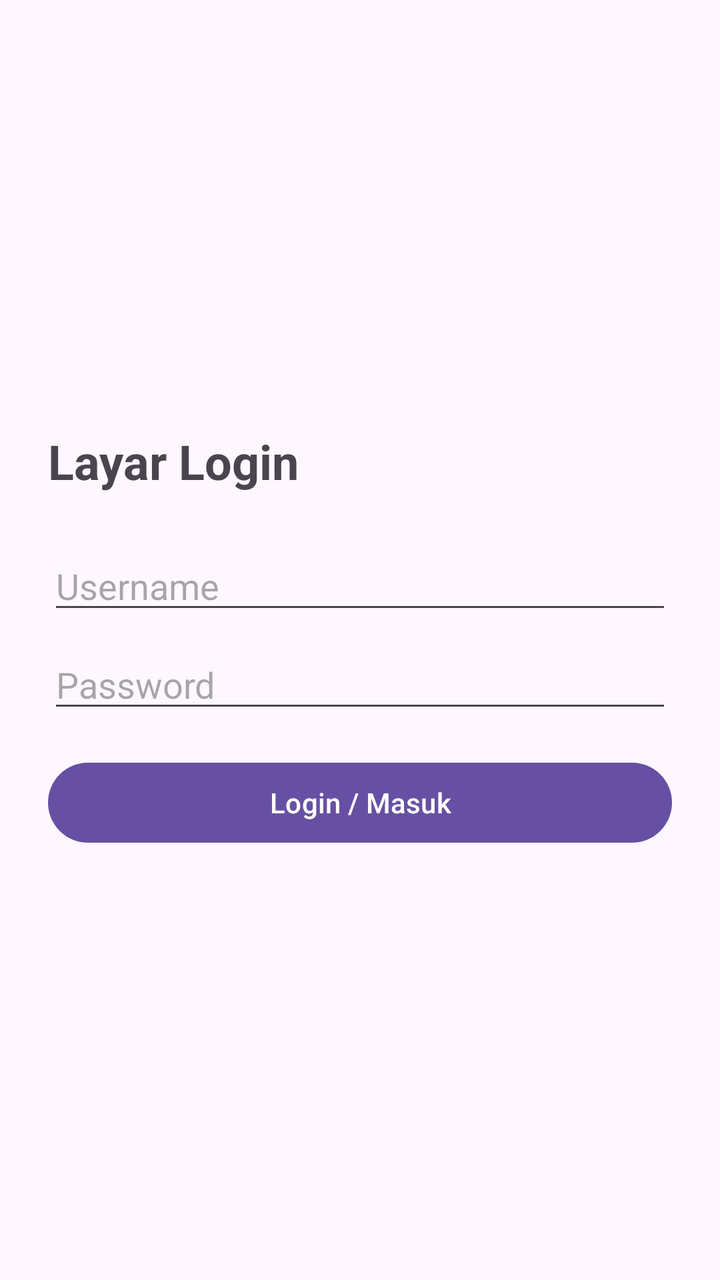
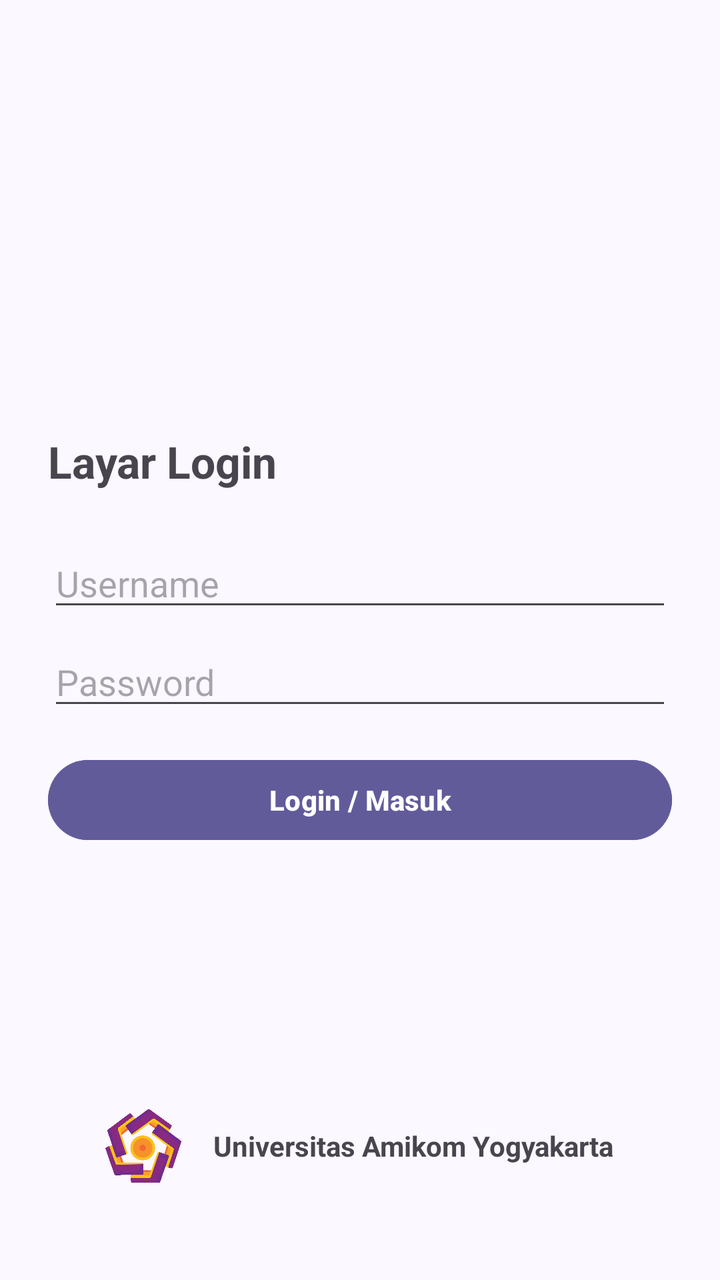

An Android layout rendered at two revisions. The XML below is the earlier revision; the diff shows what the commit changed to produce the second picture.
<!-- AndroidManifest.xml: application theme Theme.MobileAdvApp -->
<!-- res/layout/login_home.xml -->
<?xml version="1.0" encoding="utf-8"?>
<LinearLayout xmlns:android="http://schemas.android.com/apk/res/android"
    android:layout_width="match_parent"
    android:layout_height="match_parent"
    android:gravity="center_vertical"
    android:orientation="vertical"
    android:padding="24dp">

    <TextView
        android:layout_width="wrap_content"
        android:layout_height="wrap_content"
        android:text="Layar Login"
        android:textSize="24sp"
        android:textStyle="bold" />

    <EditText
        android:id="@+id/edtUsername"
        android:layout_width="match_parent"
        android:layout_height="wrap_content"
        android:layout_marginTop="24dp"
        android:hint="Username"
        android:inputType="text" />

    <EditText
        android:id="@+id/edtPassword"
        android:layout_width="match_parent"
        android:layout_height="wrap_content"
        android:layout_marginTop="8dp"
        android:hint="Password"
        android:inputType="textPassword" />

    <Button
        android:id="@+id/btnLogin"
        android:layout_width="match_parent"
        android:layout_height="wrap_content"
        android:layout_marginTop="16dp"
        android:text="Login / Masuk" />
</LinearLayout>
<!-- resources referenced by this layout -->
<resources>
  <style name="Theme.MobileAdvApp" parent="Base.Theme.MobileAdvApp" />
  <style name="Base.Theme.MobileAdvApp" parent="Theme.Material3.DayNight.NoActionBar">
          
          
      </style>
</resources>

<!-- the commit's change to res/layout/login_home.xml (unified diff, before → after) -->
@@ -1,38 +1,81 @@
 <?xml version="1.0" encoding="utf-8"?>
-<LinearLayout xmlns:android="http://schemas.android.com/apk/res/android"
+<FrameLayout xmlns:android="http://schemas.android.com/apk/res/android"
+    xmlns:tools="http://schemas.android.com/tools"
     android:layout_width="match_parent"
     android:layout_height="match_parent"
-    android:gravity="center_vertical"
-    android:orientation="vertical"
-    android:padding="24dp">
+    android:background="#FBF8FF"
+    android:fitsSystemWindows="true"
+    tools:context=".ui.LoginFragment">
 
-    <TextView
-        android:layout_width="wrap_content"
-        android:layout_height="wrap_content"
-        android:text="Layar Login"
-        android:textSize="24sp"
-        android:textStyle="bold" />
+    <FrameLayout
+        android:layout_width="match_parent"
+        android:layout_height="match_parent"
+        android:padding="24dp">
 
-    <EditText
-        android:id="@+id/edtUsername"
-        android:layout_width="match_parent"
-        android:layout_height="wrap_content"
-        android:layout_marginTop="24dp"
-        android:hint="Username"
-        android:inputType="text" />
+        <LinearLayout
+            android:layout_width="match_parent"
+            android:layout_height="wrap_content"
+            android:layout_gravity="bottom"
+            android:gravity="center"
+            android:orientation="horizontal"
+            android:paddingBottom="24dp">
 
-    <EditText
-        android:id="@+id/edtPassword"
-        android:layout_width="match_parent"
-        android:layout_height="wrap_content"
-        android:layout_marginTop="8dp"
-        android:hint="Password"
-        android:inputType="textPassword" />
+            <ImageView
+                android:layout_width="38dp"
+                android:layout_height="38dp"
+                android:contentDescription="Logo Universitas Amikom Yogyakarta"
+                android:src="@drawable/logo_amikom" />
 
-    <Button
-        android:id="@+id/btnLogin"
-        android:layout_width="match_parent"
-        android:layout_height="wrap_content"
-        android:layout_marginTop="16dp"
-        android:text="Login / Masuk" />
-</LinearLayout>
+            <TextView
+                android:layout_width="wrap_content"
+                android:layout_height="wrap_content"
+                android:layout_marginStart="16dp"
+                android:text="Universitas Amikom Yogyakarta"
+                android:textSize="14sp"
+                android:textStyle="bold" />
+        </LinearLayout>
+
+        <LinearLayout
+            android:layout_width="match_parent"
+            android:layout_height="wrap_content"
+            android:layout_gravity="center_vertical"
+            android:orientation="vertical">
+
+            <TextView
+                android:id="@+id/tvTitle"
+                android:layout_width="wrap_content"
+                android:layout_height="wrap_content"
+                android:text="Layar Login"
+                android:textColor="#49454F"
+                android:textSize="22sp"
+                android:textStyle="bold" />
+
+            <EditText
+                android:id="@+id/edtUsername"
+                android:layout_width="match_parent"
+                android:layout_height="wrap_content"
+                android:layout_marginTop="24dp"
+                android:hint="Username"
+                android:inputType="text" />
+
+            <EditText
+                android:id="@+id/edtPassword"
+                android:layout_width="match_parent"
+                android:layout_height="wrap_content"
+                android:layout_marginTop="8dp"
+                android:hint="Password"
+                android:inputType="textPassword" />
+
+            <Button
+                android:id="@+id/btnLogin"
+                android:layout_width="match_parent"
+                android:layout_height="wrap_content"
+                android:layout_marginTop="16dp"
+                android:backgroundTint="#625B9A"
+                android:text="Login / Masuk"
+                android:textColor="#FFFFFF"
+                android:textSize="14sp"
+                android:textStyle="bold" />
+        </LinearLayout>
+    </FrameLayout>
+</FrameLayout>
<!-- resource entries referenced after the edit -->
@@ -1,5 +1,6 @@
 <!-- resources referenced by this layout -->
 <resources>
+  <!-- drawable logo_amikom: png bitmap (drawable, 194467 bytes) -->
   <style name="Theme.MobileAdvApp" parent="Base.Theme.MobileAdvApp" />
   <style name="Base.Theme.MobileAdvApp" parent="Theme.Material3.DayNight.NoActionBar">
           
